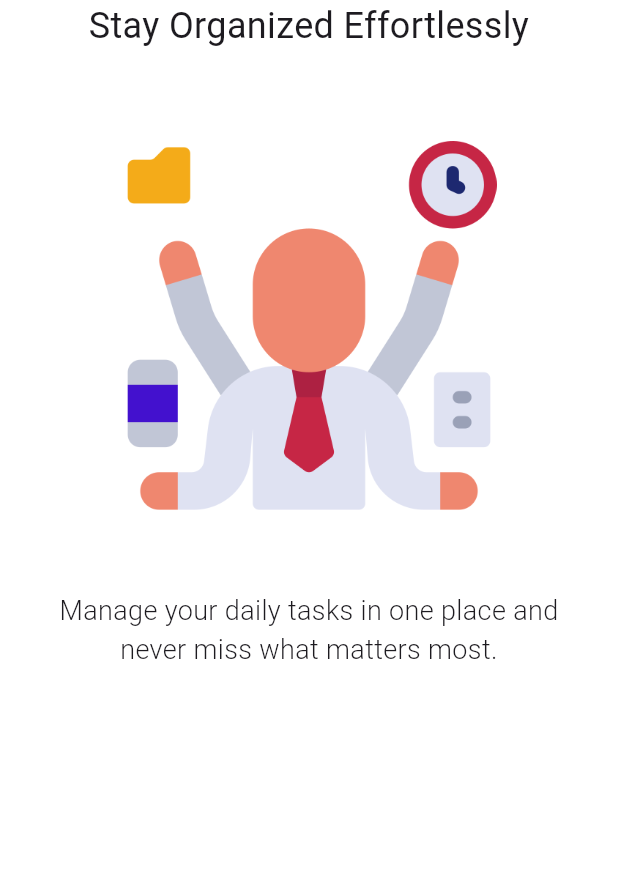
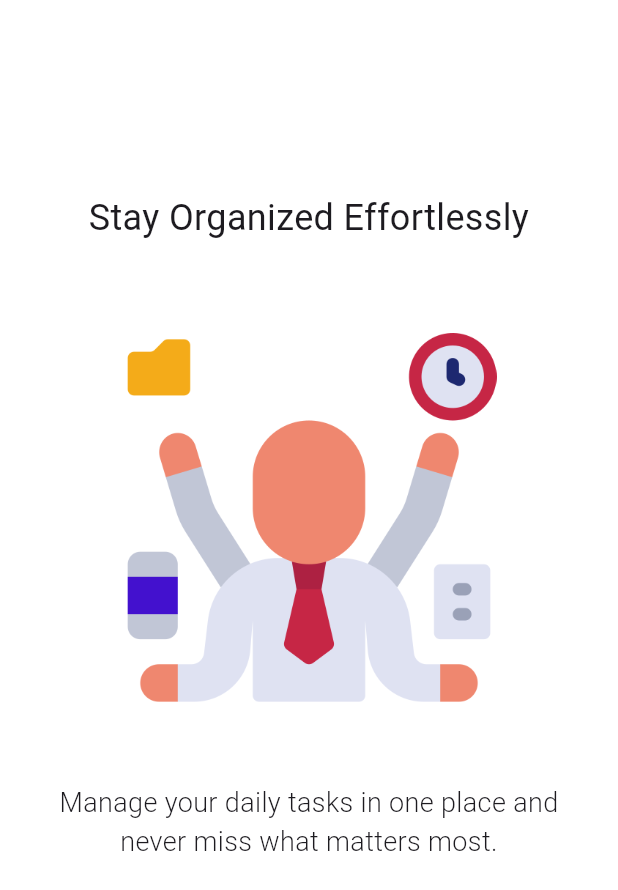
Before and after one commit to Ratndeep1999/to_do_app, a Flutter app: the OnboardingScreen screen opened directly, on a phone screen of 412 x 824 dp. Shown: the top 890 px of the screen. Run offline on Flutter 3.47's test engine with Material 3 defaults, Android fonts, the phone set to English and light mode, and no system bars.

Commit message:
onboarding_item_widget.dart: SafeArea() remove Padding() add.

```diff
--- a/lib/features/onboarding/screens/onboarding_screen.dart
+++ b/lib/features/onboarding/screens/onboarding_screen.dart
@@ -27,9 +27,11 @@ class _OnboardingScreenState extends State<OnboardingScreen> {
   Widget build(ctx) {
     return Scaffold(
       backgroundColor: Colors.white,
-      body: SafeArea(
-        top: false,
-        minimum: EdgeInsets.symmetric(horizontal: 16.0),
+      body: Padding(
+        padding: const EdgeInsets.symmetric(vertical: 128.0, horizontal: 16),
+        child: Column(
+          children: [
+            Expanded(
               child: PageView.builder(
                 itemCount: onboardingData.length,
                 itemBuilder: (ctx, index) {
@@ -44,6 +46,9 @@ class _OnboardingScreenState extends State<OnboardingScreen> {
                 },
               ),
             ),
+          ],
+        ),
+      ),
     );
   }
 }
```
Lines whose indentation alone changed are shown as unchanged.
